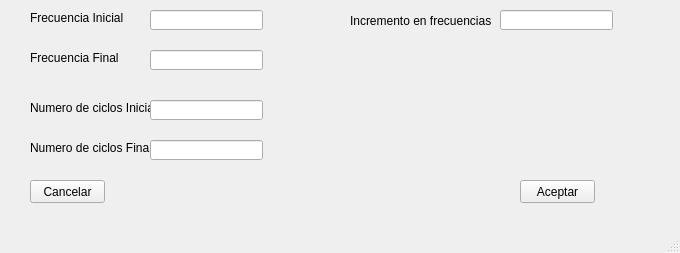
First picture: the form in MenuWB.ui, repository AndresMSE/IF---Interfaz, before the edit.
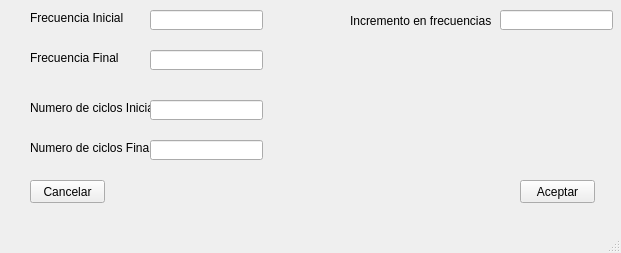
Second picture: the form after the edit.

```diff
--- a/MenuWB.ui
+++ b/MenuWB.ui
@@ -6,7 +6,7 @@
    <rect>
     <x>0</x>
     <y>0</y>
-    <width>680</width>
+    <width>621</width>
     <height>253</height>
    </rect>
   </property>
```
Left out of the diff: 2 changed lines with no effect on the pictures.
